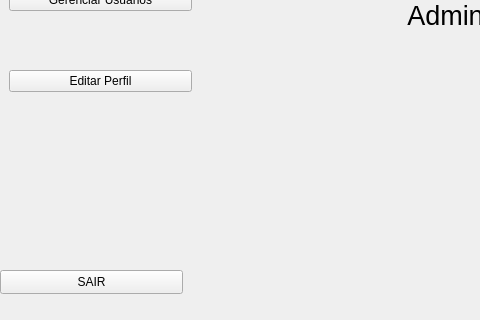
Before: the Qt Designer form Projeto Integrador/CodigosPython/FormTelaPrincipal.ui in Willigham/Projeto-Integrador-Senac, drawn with Qt 5; both pictures show x 0 to 480 and y 280 to 600 of the 800 by 600 pixel window.
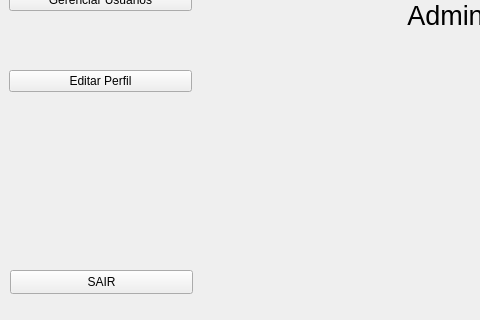
After: the same form once the commit is applied. Icons and pictures are not drawn.

Commit message: Commit 20 - Update Tela Principal

What changed in the file:
```diff
--- a/Projeto Integrador/CodigosPython/FormTelaPrincipal.ui
+++ b/Projeto Integrador/CodigosPython/FormTelaPrincipal.ui
@@ -788,7 +788,7 @@
    <widget class="QPushButton" name="pushButtonSair">
     <property name="geometry">
      <rect>
-      <x>0</x>
+      <x>10</x>
       <y>550</y>
       <width>183</width>
       <height>24</height>
```
The commit also changes 1 other file.
